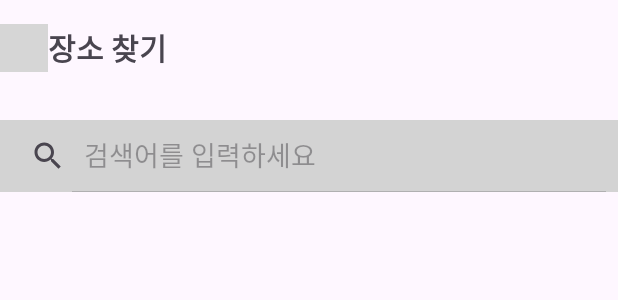
After one commit to holsoo/Diadi, an Android app: the layout activity_placesearch.xml on its own in the app's theme, with its tools: preview values and no code run, on a phone screen of 412 x 824 dp. The commit adds this screen. Shown: the top 300 px of the screen. Run offline under Robolectric (Android 15) with nearby library versions, the phone set to English and light mode, and no system bars; grey boxes are pictures that could not be loaded.

Commit message:
장소 검색창 구현

```diff
--- a/app/build.gradle
+++ b/app/build.gradle
@@ -69,6 +69,8 @@ dependencies {
 
     // Dagger Hilt
     implementation("com.google.dagger:hilt-android:2.44")
+    implementation 'com.google.dagger:dagger:2.44'
+
     kapt("com.google.dagger:hilt-android-compiler:2.44")
 
     // retrofit2
--- a/app/src/main/java/com/example/diadi/MainActivity.kt
+++ b/app/src/main/java/com/example/diadi/MainActivity.kt
@@ -24,6 +24,7 @@ import kotlinx.coroutines.CoroutineScope
 import kotlinx.coroutines.Dispatchers
 import kotlinx.coroutines.launch
 import net.daum.mf.map.api.MapView
+import kotlin.text.Typography.dagger
 
 
 @AndroidEntryPoint
--- /dev/null
+++ b/app/src/main/res/layout/activity_placesearch.xml
@@ -0,0 +1,43 @@
+<?xml version="1.0" encoding="utf-8"?>
+<LinearLayout xmlns:android="http://schemas.android.com/apk/res/android"
+    android:layout_width="match_parent"
+    android:layout_height="wrap_content"
+    android:orientation="vertical">
+
+    <RelativeLayout
+        android:layout_width="match_parent"
+        android:layout_height="wrap_content"
+        android:paddingTop="16dp"
+        android:paddingBottom="16dp">
+
+        <ImageView
+            android:id="@+id/arrow_icon"
+            android:layout_width="32dp"
+            android:layout_height="32dp"
+            android:src="@drawable/ic_back_arrow"
+            android:layout_alignParentStart="true"
+            android:layout_centerVertical="true" />
+
+        <TextView
+            android:id="@+id/title_text"
+            android:layout_width="wrap_content"
+            android:layout_height="wrap_content"
+            android:layout_toEndOf="@id/arrow_icon"
+            android:layout_centerVertical="true"
+            android:text="장소 찾기"
+            android:textSize="20sp"
+            android:textStyle="bold" />
+
+    </RelativeLayout>
+
+    <SearchView
+        android:id="@+id/search_view"
+        android:layout_width="match_parent"
+        android:layout_height="wrap_content"
+        android:queryHint="검색어를 입력하세요"
+        android:iconifiedByDefault="false"
+        android:layout_marginTop="16dp"
+        android:layout_marginBottom="8dp"
+        android:background="@color/light_gray"/>
+
+</LinearLayout>
--- a/app/src/main/res/values/colors.xml
+++ b/app/src/main/res/values/colors.xml
@@ -6,4 +6,5 @@
     <color name="line">#4828c6</color>
     <color name="purple">#9747FF</color>
     <color name="semiblack">#77000000</color>
+    <color name="light_gray">#D3D3D3</color>>
 </resources>
```
